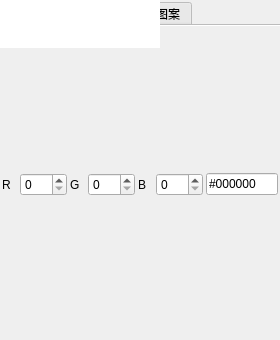
First picture: the form in psDemo/ui/colorspanel.ui, repository littletenyuan01/photoshopDemo, before the edit.
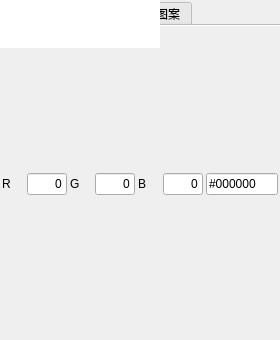
Second picture: the form after the edit. Icons and pictures are not drawn. Custom widgets are drawn as their Qt base class.

Diff of the .ui file:
```diff
--- a/psDemo/ui/colorspanel.ui
+++ b/psDemo/ui/colorspanel.ui
@@ -131,9 +131,21 @@
               </widget>
              </item>
              <item>
-              <widget class="QSpinBox" name="spinR">
-               <property name="maximum">
-                <number>255</number>
+              <widget class="QLineEdit" name="editR">
+               <property name="maximumSize">
+                <size>
+                 <width>40</width>
+                 <height>16777215</height>
+                </size>
+               </property>
+               <property name="text">
+                <string>0</string>
+               </property>
+               <property name="alignment">
+                <set>Qt::AlignRight|Qt::AlignVCenter</set>
+               </property>
+               <property name="toolTip">
+                <string>红色 0..255</string>
                </property>
               </widget>
              </item>
@@ -145,9 +157,21 @@
               </widget>
              </item>
              <item>
-              <widget class="QSpinBox" name="spinG">
-               <property name="maximum">
-                <number>255</number>
+              <widget class="QLineEdit" name="editG">
+               <property name="maximumSize">
+                <size>
+                 <width>40</width>
+                 <height>16777215</height>
+                </size>
+               </property>
+               <property name="text">
+                <string>0</string>
+               </property>
+               <property name="alignment">
+                <set>Qt::AlignRight|Qt::AlignVCenter</set>
+               </property>
+               <property name="toolTip">
+                <string>绿色 0..255</string>
                </property>
               </widget>
              </item>
@@ -159,9 +183,21 @@
               </widget>
              </item>
              <item>
-              <widget class="QSpinBox" name="spinB">
-               <property name="maximum">
-                <number>255</number>
+              <widget class="QLineEdit" name="editB">
+               <property name="maximumSize">
+                <size>
+                 <width>40</width>
+                 <height>16777215</height>
+                </size>
+               </property>
+               <property name="text">
+                <string>0</string>
+               </property>
+               <property name="alignment">
+                <set>Qt::AlignRight|Qt::AlignVCenter</set>
+               </property>
+               <property name="toolTip">
+                <string>蓝色 0..255</string>
                </property>
               </widget>
              </item>
```
